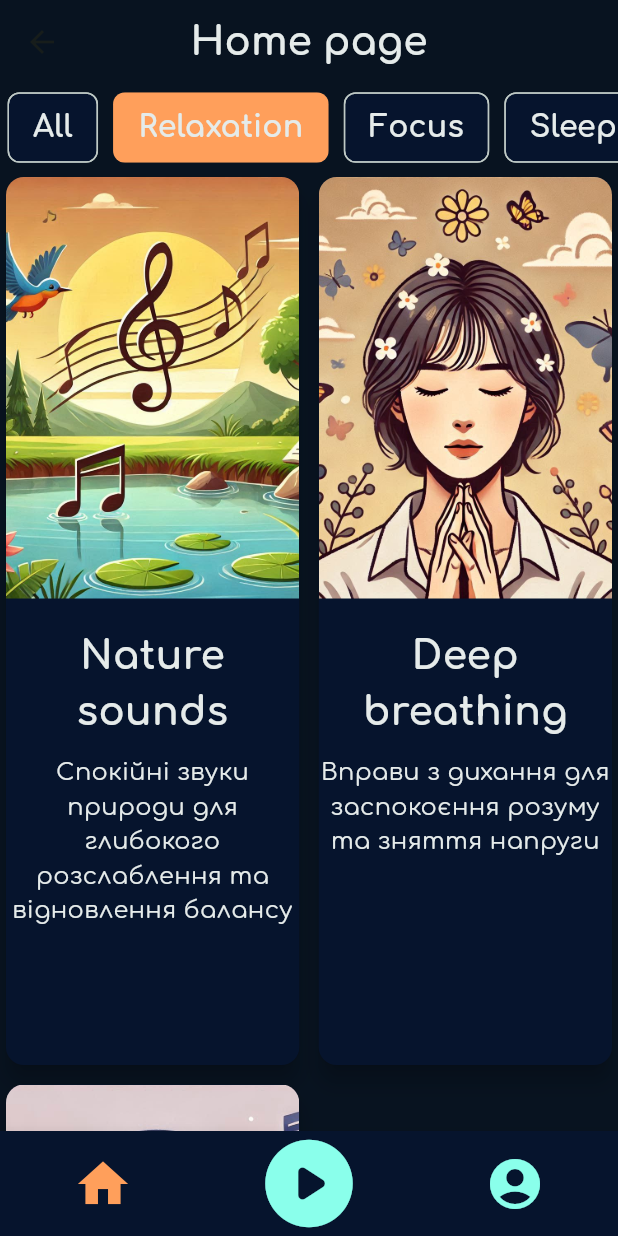
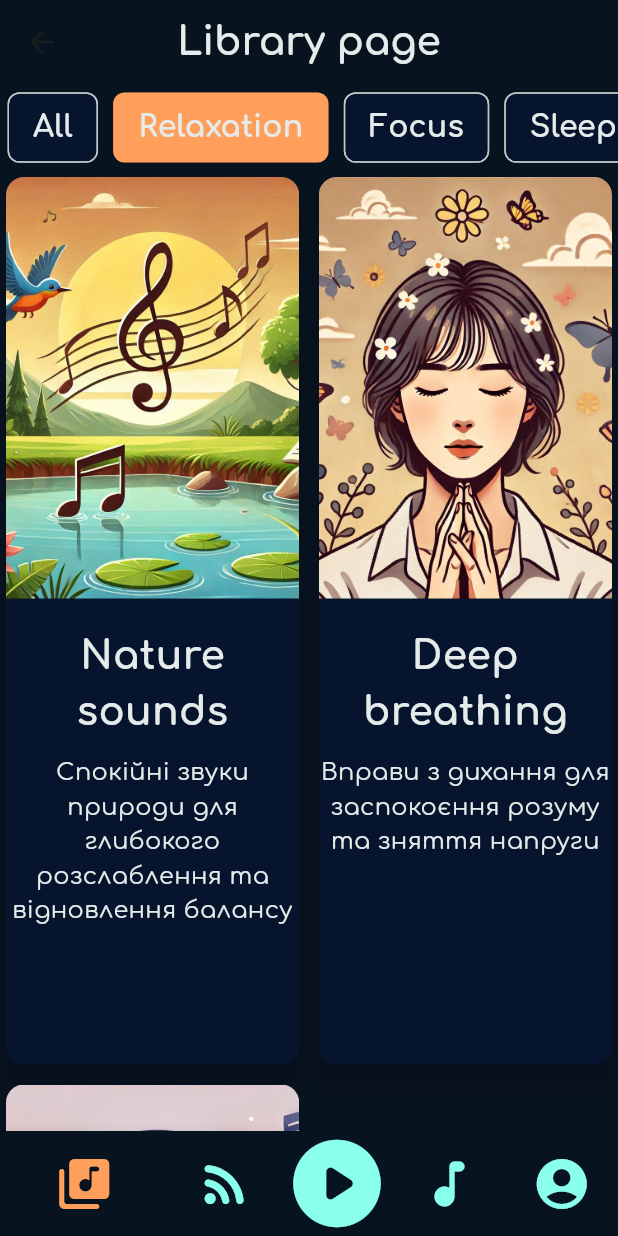
Before and after one commit to Trap-o/FluffyHelpers-Meditation, a Flutter app: the MainPage screen opened by its route, after a tap on "Relaxation", on a phone screen of 412 x 824 dp. Run offline on Flutter 3.47's test engine with Material 3 defaults, Android fonts, the light colour scheme and no system bars; our stand-ins replace flutter_native_splash, just_audio, shared_preferences; missing offline and left inert: flutter_inappwebview; accounts and stored records are empty.

Commit message:
Add stub screens with routing, some minor changes

```diff
--- a/lib/constants/app_routes.dart
+++ b/lib/constants/app_routes.dart
@@ -1,10 +1,13 @@
 import 'package:flutter/material.dart';
 import 'package:flutter_duo_practice/screens/auth_screens/landing_screen.dart';
+import 'package:flutter_duo_practice/screens/library/library.dart';
+
 import '../main.dart';
 import '../screens/auth_screens/login_screen.dart';
 import '../screens/auth_screens/registration_screen.dart';
-import '../screens/home/home.dart';
-import '../screens/home/models/sub_category.dart';
+import '../screens/constructor/constructor.dart';
+import '../screens/feed/feed.dart';
+import '../screens/library/models/sub_category.dart';
 import '../screens/player/player.dart';
 import '../screens/profile/inner_browser.dart';
 import '../screens/profile/profile.dart';
@@ -12,9 +15,12 @@ import '../screens/sub_category_details/sub_category_details.dart';
 
 class AppRoutes {
   static const String main = "/";
-  static const String home = "/home";
+  static const String library = "/library";
+  static const String feed = "/feed";
   static const String player = "/player";
+  static const String constructor = "/constructor";
   static const String profile = "/profile";
+  static const String settings = "/settings";
   static const String subCategoryDetails = "/subCategoryDetails";
   static const String landingScreen = "/landingScreen";
   static const String loginScreen = "/loginScreen";
@@ -27,10 +33,14 @@ class AppRoutes {
         switch (settings.name) {
           case main:
             return const MainPage();
-          case home:
-            return const Home();
+          case library:
+            return const Library();
+          case feed:
+            return const Feed(); // TODO створити клас
           case player:
             return const Player();
+          case constructor:
+            return const Constructor(); // TODO створити клас
           case profile:
             return const Profile();
           case subCategoryDetails:
--- a/lib/main.dart
+++ b/lib/main.dart
@@ -1,11 +1,14 @@
 import 'package:flutter/material.dart';
 import 'package:flutter_duo_practice/constants/app_text_styles.dart';
+import 'package:flutter_duo_practice/screens/constructor/constructor.dart';
+import 'package:flutter_duo_practice/screens/feed/feed.dart';
+import 'package:flutter_native_splash/flutter_native_splash.dart';
 import 'package:shared_preferences/shared_preferences.dart';
+
 import '../constants/app_colors.dart';
 import '../constants/app_routes.dart';
-import '../screens/home/home.dart';
+import '../screens/library/library.dart';
 import '../screens/profile/profile.dart';
-import 'package:flutter_native_splash/flutter_native_splash.dart';
 import 'screens/player/player.dart';
 
 void main() async {
@@ -23,7 +26,7 @@ class MyApp extends StatelessWidget {
   @override
   Widget build(BuildContext context) {
     return MaterialApp(
-      title: 'Meditation',
+      title: 'FluffyHelpers',
       theme: ThemeData(
         textTheme: TextTheme(titleLarge: AppTextStyles.body),
         colorScheme: ColorScheme.fromSeed(
@@ -58,20 +61,22 @@ class _MainPageState extends State<MainPage> {
   bool isPlayerPageOpened = false;
 
   final List<Widget> _screens = [
-    const Home(),
+    const Library(),
+    const Feed(),
     const Player(),
+    const Constructor(),
     const Profile(),
   ];
 
   void _onItemTapped(int index) {
-    if (index == 1 && !isPlayerPageOpened) {
+    if (index == 2 && !isPlayerPageOpened) {
       isPlayerPageOpened = true;
       Navigator.pushNamed(context, AppRoutes.player).then((_) {
         setState(() {
           isPlayerPageOpened = false;
         });
       });
-    } else if (index != 1) {
+    } else if (index != 2) {
       setState(() {
         _selectedIndex = index;
       });
@@ -92,12 +97,20 @@ class _MainPageState extends State<MainPage> {
         backgroundColor: AppColors.secondaryBackground,
         items: const <BottomNavigationBarItem>[
           BottomNavigationBarItem(
-              icon: Icon(Icons.home, size: 40),
+              icon: Icon(Icons.my_library_music_rounded, size: 40),
+              label: ""
+          ),
+          BottomNavigationBarItem(
+              icon: Icon(Icons.rss_feed_rounded, size: 40),
               label: ""
           ),
           BottomNavigationBarItem(
             icon: Icon(Icons.play_circle_rounded, size: 70),
             label: "",
+          ),
+          BottomNavigationBarItem(
+              icon: Icon(Icons.music_note_rounded, size: 40),
+              label: ""
           ),
           BottomNavigationBarItem(
               icon: Icon(Icons.account_circle_rounded, size: 40),
--- /dev/null
+++ b/lib/screens/constructor/constructor.dart
@@ -0,0 +1,31 @@
+import 'package:flutter/material.dart';
+
+import '../../constants/app_colors.dart';
+import '../../constants/app_text_styles.dart';
+
+const String _titleText = "Constructor";
+
+class Constructor extends StatefulWidget {
+  const Constructor({super.key});
+
+  @override
+  State<Constructor> createState() => _ConstructorState();
+}
+
+class _ConstructorState extends State<Constructor> {
+  @override
+  Widget build(BuildContext context) {
+    return Scaffold(
+      appBar: AppBar(
+        title: const Text(_titleText),
+        titleTextStyle: AppTextStyles.title,
+        backgroundColor: AppColors.secondaryBackground,
+        centerTitle: true,
+      ),
+      body: Column(
+        children: [
+        ],
+      ),
+    );
+  }
+}
--- /dev/null
+++ b/lib/screens/feed/feed.dart
@@ -0,0 +1,31 @@
+import 'package:flutter/material.dart';
+
+import '../../constants/app_colors.dart';
+import '../../constants/app_text_styles.dart';
+
+const String _titleText = "Feed";
+
+class Feed extends StatefulWidget {
+  const Feed({super.key});
+
+  @override
+  State<Feed> createState() => _FeedState();
+}
+
+class _FeedState extends State<Feed> {
+  @override
+  Widget build(BuildContext context) {
+    return Scaffold(
+      appBar: AppBar(
+        title: const Text(_titleText),
+        titleTextStyle: AppTextStyles.title,
+        backgroundColor: AppColors.secondaryBackground,
+        centerTitle: true,
+      ),
+      body: Column(
+        children: [
+        ],
+      ),
+    );
+  }
+}
--- a/lib/screens/home/home.dart
+++ b/lib/screens/library/library.dart
@@ -1,22 +1,23 @@
 import 'package:flutter/material.dart';
 import 'package:flutter_duo_practice/constants/app_colors.dart';
 import 'package:flutter_duo_practice/constants/app_routes.dart';
-import 'package:flutter_duo_practice/screens/home/models/sub_category.dart';
+import 'package:flutter_duo_practice/screens/library/models/sub_category.dart';
+
 import '../../constants/app_text_styles.dart';
 import 'mocks/main_category.mocks.dart';
 import 'mocks/sub_category.mocks.dart';
 import 'models/main_category.dart';
 
-class Home extends StatefulWidget {
-  const Home({super.key});
+class Library extends StatefulWidget {
+  const Library({super.key});
 
   @override
-  State<Home> createState() => _HomeState();
+  State<Library> createState() => _LibraryState();
 }
 
-class _HomeState extends State<Home> {
+class _LibraryState extends State<Library> {
   final String _defaultCategory = "All";
-  final String _titleText = "Home page";
+  final String _titleText = "Library page";
   late String _selectedCategory;
   late List<SubCategory> filteredSubCategories;
 
--- a/lib/screens/sub_category_details/sub_category_details.dart
+++ b/lib/screens/sub_category_details/sub_category_details.dart
@@ -2,9 +2,10 @@ import 'package:flutter/material.dart';
 import 'package:flutter_duo_practice/constants/app_text_styles.dart';
 import 'package:flutter_duo_practice/screens/sub_category_details/mocks/playlist_song.mocks.dart';
 import 'package:flutter_duo_practice/screens/sub_category_details/models/playlist_song.dart';
+
 import '../../constants/app_colors.dart';
 import '../../constants/app_routes.dart';
-import '../home/models/sub_category.dart';
+import '../library/models/sub_category.dart';
 
 class SubCategoryDetails extends StatelessWidget {
   const SubCategoryDetails({super.key, required this.subCategory});
```
Also changed, not shown: lib/constants/app_colors.dart (+10 -0 lines), lib/screens/auth_screens/landing_screen.dart (+9 -0 lines), lib/screens/settings/settings.dart (added, +31 -0 lines), lib/screens/library/mocks/main_category.mocks.dart (renamed from lib/screens/home/mocks/main_category.mocks.dart), lib/screens/library/mocks/sub_category.mocks.dart (renamed from lib/screens/home/mocks/sub_category.mocks.dart), lib/screens/library/models/main_category.dart (renamed from lib/screens/home/models/main_category.dart), lib/screens/library/models/sub_category.dart (renamed from lib/screens/home/models/sub_category.dart), lib/screens/sub_category_details/mocks/playlist_song.mocks.dart.
